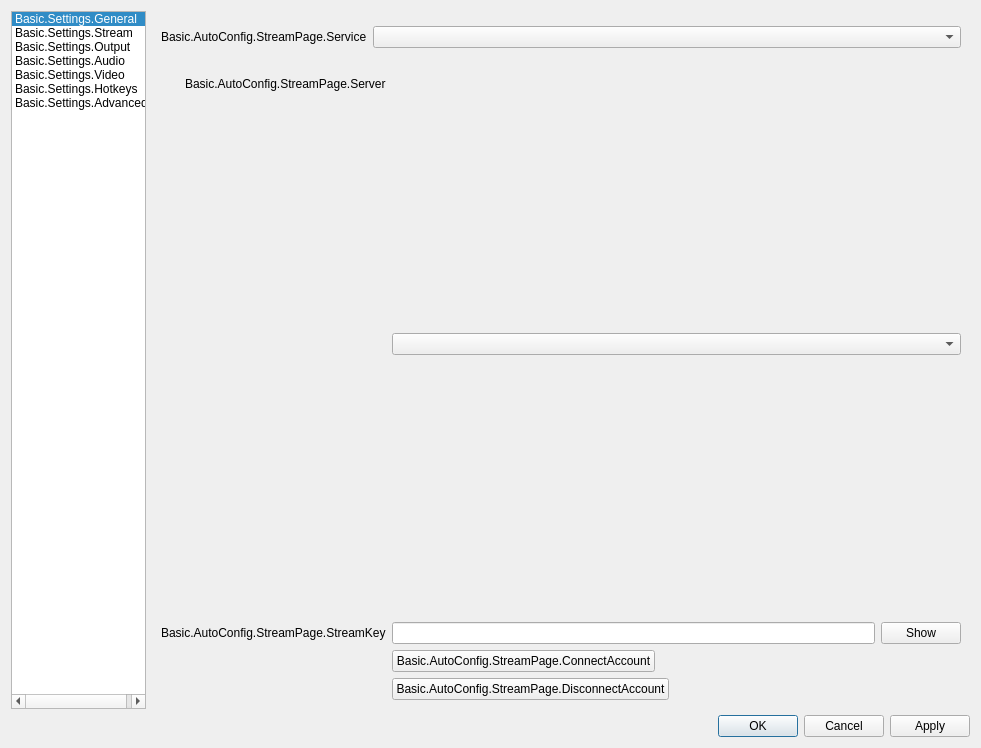
First picture: the form in UI/forms/OBSBasicSettings.ui, repository GameKyuubi/obs-studio, before the edit.
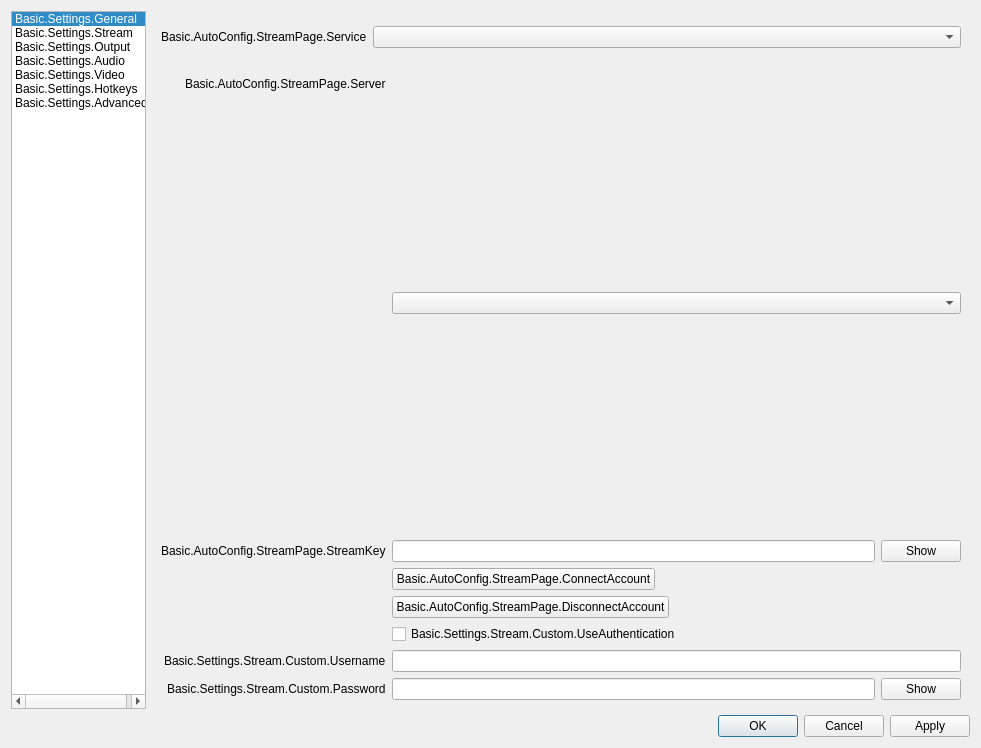
Second picture: the form after the edit. The open tabs and pages were chosen to show the change. Icons and pictures are not drawn.

Commit message:
UI: Add back auth for custom RTMP servers
This was a feature that was available when you chose custom RTMP server;
it was not considered when making the new version.  Note: it looks
unslightly, but it works for now.

```diff
--- a/UI/forms/OBSBasicSettings.ui
+++ b/UI/forms/OBSBasicSettings.ui
@@ -1052,6 +1052,68 @@
                </item>
               </layout>
              </item>
+             <item row="4" column="1">
+              <widget class="QCheckBox" name="useAuth">
+               <property name="text">
+                <string>Basic.Settings.Stream.Custom.UseAuthentication</string>
+               </property>
+              </widget>
+             </item>
+             <item row="5" column="1">
+              <widget class="QLineEdit" name="authUsername"/>
+             </item>
+             <item row="5" column="0">
+              <widget class="QLabel" name="authUsernameLabel">
+               <property name="text">
+                <string>Basic.Settings.Stream.Custom.Username</string>
+               </property>
+               <property name="buddy">
+                <cstring>authUsername</cstring>
+               </property>
+              </widget>
+             </item>
+             <item row="6" column="0">
+              <widget class="QLabel" name="authPwLabel">
+               <property name="text">
+                <string>Basic.Settings.Stream.Custom.Password</string>
+               </property>
+               <property name="buddy">
+                <cstring>authPw</cstring>
+               </property>
+              </widget>
+             </item>
+             <item row="6" column="1">
+              <widget class="QWidget" name="authPwWidget" native="true">
+               <layout class="QHBoxLayout" name="horizontalLayout_25">
+                <property name="leftMargin">
+                 <number>0</number>
+                </property>
+                <property name="topMargin">
+                 <number>0</number>
+                </property>
+                <property name="rightMargin">
+                 <number>0</number>
+                </property>
+                <property name="bottomMargin">
+                 <number>0</number>
+                </property>
+                <item>
+                 <widget class="QLineEdit" name="authPw">
+                  <property name="echoMode">
+                   <enum>QLineEdit::Password</enum>
+                  </property>
+                 </widget>
+                </item>
+                <item>
+                 <widget class="QPushButton" name="authPwShow">
+                  <property name="text">
+                   <string>Show</string>
+                  </property>
+                 </widget>
+                </item>
+               </layout>
+              </widget>
+             </item>
             </layout>
            </widget>
           </widget>
```
Left out of the diff: 6 changed lines with no effect on the pictures. The commit also changes 4 other files.
